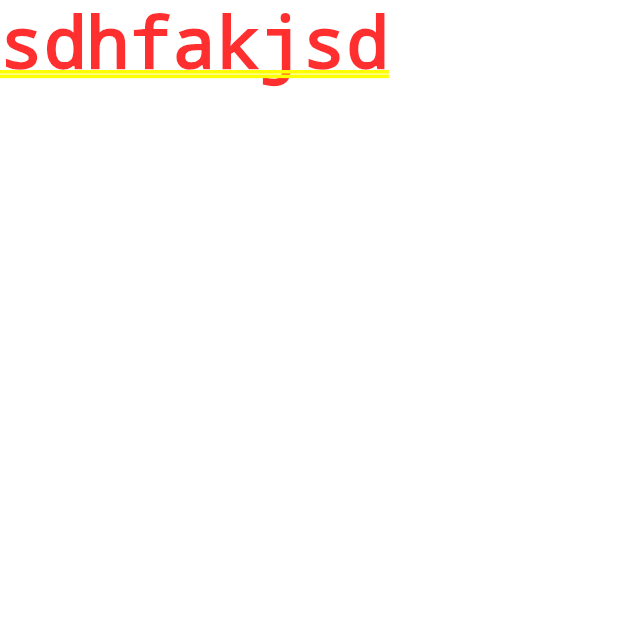
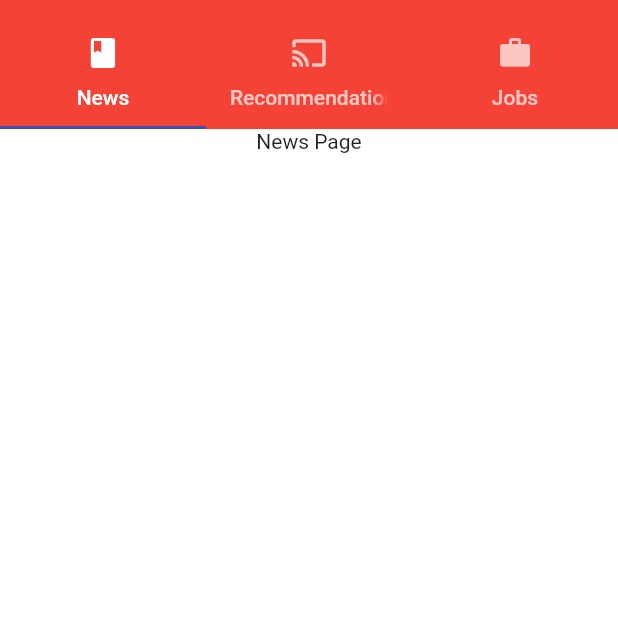
Before and after one commit to Rodrigolmti/newstter-flutter-hackathon, a Flutter app: the screen it shows after launch, on a phone screen of 412 x 824 dp, the top half of it. Run offline on Flutter 3.47's test engine with Material 2 defaults, Android fonts, the phone set to English and light mode, and no system bars.

Commit message:
Initial Tab layout

```diff
--- a/lib/app.dart
+++ b/lib/app.dart
@@ -11,10 +11,14 @@ class _NewstterAppState extends State<NewstterApp> {
   @override
   Widget build(BuildContext context) {
     return MaterialApp(
-        debugShowCheckedModeBanner: false,
-        theme: ThemeData(
-          primarySwatch: Colors.indigo,
-        ),
-        home: HomeScreen());
+      debugShowCheckedModeBanner: false,
+      theme: ThemeData(
+        primarySwatch: Colors.indigo,
+      ),
+      home: DefaultTabController(
+        length: 3,
+        child: HomeScreen(),
+      ),
+    );
   }
 }
--- a/lib/screens/home_screen.dart
+++ b/lib/screens/home_screen.dart
@@ -8,6 +8,56 @@ class HomeScreen extends StatefulWidget {
 class _HomeScreenState extends State<HomeScreen> {
   @override
   Widget build(BuildContext context) {
-    return Text('sdhfakjsd');
+    return Scaffold(
+      appBar: _buildAppBar(),
+      backgroundColor: Colors.white,
+      body: _buildBody(),
+    );
   }
+
+  Widget _buildAppBar() => PreferredSize(
+        preferredSize: Size.fromHeight(kToolbarHeight + 30),
+        child: Container(
+          color: Colors.red,
+          child: SafeArea(
+            child: Column(
+              children: <Widget>[
+                new Expanded(child: new Container()),
+                TabBar(
+                  tabs: [
+                    Tab(
+                      icon: Icon(Icons.book),
+                      text: 'News',
+                    ),
+                    Tab(
+                      icon: Icon(Icons.cast),
+                      text: 'Recommendations',
+                    ),
+                    Tab(
+                      icon: Icon(Icons.work),
+                      text: 'Jobs',
+                    ),
+                  ],
+                ),
+              ],
+            ),
+          ),
+        ),
+        // backgroundColor: Colors.red,
+        // bottom:
+      );
+
+  Widget _buildBody() => TabBarView(
+        children: <Widget>[
+          Column(
+            children: <Widget>[Text("News Page")],
+          ),
+          Column(
+            children: <Widget>[Text("Recommendations Page")],
+          ),
+          Column(
+            children: <Widget>[Text("Jobs Page")],
+          ),
+        ],
+      );
 }
```
Also changed, not shown: 1 other file.
